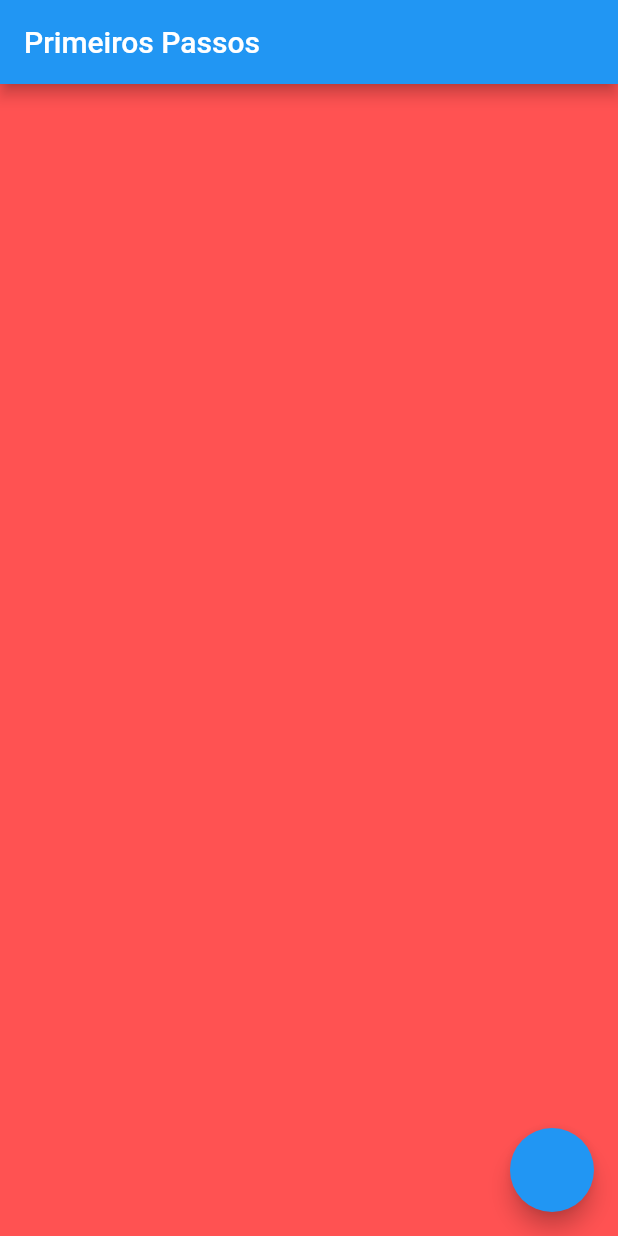
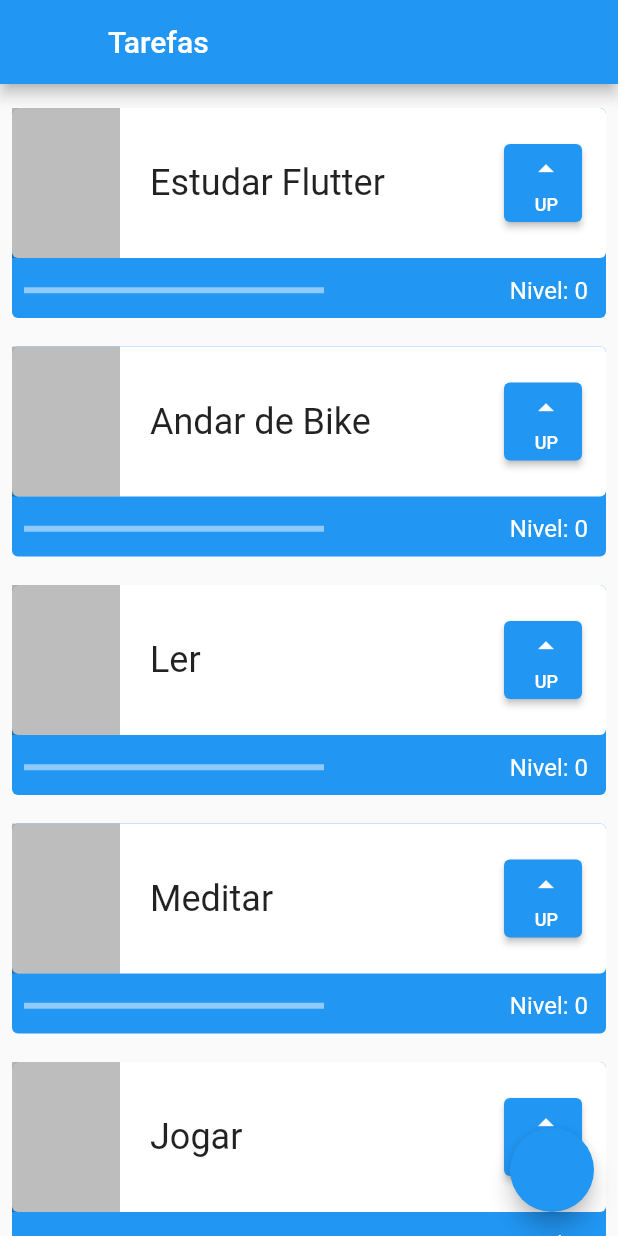
Before and after one commit to MontanoZ/flutterStudy, a Flutter app: the screen it shows after launch, on a phone screen of 412 x 824 dp. Run offline on Flutter 3.47's test engine with Material 2 defaults, Android fonts, the phone set to English and light mode, and no system bars.

Commit message:
layout feito a partir de outro projeto

```diff
--- a/lib/main.dart
+++ b/lib/main.dart
@@ -5,8 +5,9 @@ void main() {
 }
 
 class MyApp extends StatelessWidget {
-  const MyApp({super.key});
+  const MyApp({Key? key}) : super(key: key);
 
+  // This widget is the root of your application.
   @override
   Widget build(BuildContext context) {
     return MaterialApp(
@@ -16,9 +17,31 @@ class MyApp extends StatelessWidget {
       ),
       home: Scaffold(
         appBar: AppBar(
-          title: const Text('Primeiros Passos'),
+          title: const Text('Tarefas'),
+          leading: Container(),
         ),
-        body: Container(color: Colors.redAccent),
+        body: ListView(
+          children: const [
+            Padding(
+              padding: EdgeInsets.only(top: 8),
+              child: Tasks(
+                'Estudar Flutter',
+              ),
+            ),
+            Tasks(
+              'Andar de Bike',
+            ),
+            Tasks(
+              'Ler',
+            ),
+            Tasks(
+              'Meditar',
+            ),
+            Tasks(
+              'Jogar',
+            )
+          ],
+        ),
         floatingActionButton: FloatingActionButton(
           onPressed: () {},
         ),
@@ -26,3 +49,113 @@ class MyApp extends StatelessWidget {
     );
   }
 }
+
+class Tasks extends StatefulWidget {
+  final String nome;
+  const Tasks(this.nome,{Key? key}) : super(key: key);
+
+  @override
+  State<Tasks> createState() => _TasksState();
+}
+
+class _TasksState extends State<Tasks> {
+
+  @override
+  int nivel = 0;
+  Widget build(BuildContext context) {
+    return Padding(
+      padding: const EdgeInsets.all(8.0),
+      child: Container(
+        child: Stack(
+          children: [
+            Container(
+              decoration: BoxDecoration(
+                borderRadius: BorderRadius.circular(4),
+                color: Colors.blue,
+              ),
+              height: 140,
+            ),
+            Column(
+              mainAxisAlignment: MainAxisAlignment.spaceBetween,
+              children: [
+                Container(
+                  decoration: BoxDecoration(
+                    borderRadius: BorderRadius.circular(4),
+                    color: Colors.white,
+                  ),
+                  height: 100,
+                  child: Row(
+                    mainAxisAlignment: MainAxisAlignment.spaceBetween,
+                    crossAxisAlignment: CrossAxisAlignment.center,
+                    children: [
+                      Container(width: 72,height: 100,color: Colors.black26,),
+                      Container(
+                        width: 200,
+                        child: Text(
+                          widget.nome,
+                          style: const TextStyle(
+                              fontSize: 24,
+                              overflow: TextOverflow.ellipsis),
+                        ),
+                      ),
+                      Padding(
+                        padding: const EdgeInsets.all(16.0),
+                        child: Container(
+                          height: 52,
+                          width: 52,
+                          child: ElevatedButton(
+                            onPressed: (){
+                              setState((){
+                                nivel++;
+                              });
+
+                            },
+                            child: Column(
+                              mainAxisAlignment: MainAxisAlignment.spaceEvenly,
+                              crossAxisAlignment: CrossAxisAlignment.end,
+                              children: const [
+                                Icon(Icons.arrow_drop_up),
+                                Text(
+                                  'UP',
+                                  style: TextStyle(fontSize: 12),
+                                ),
+                              ],
+                            ),
+                          ),
+                        ),
+                      )
+                    ],
+                  ),
+                ),
+                Row(
+                  mainAxisAlignment: MainAxisAlignment.spaceBetween,
+                  children: [
+                    Padding(
+                      padding: const EdgeInsets.only(
+                        left: 8,
+                      ),
+                      child: Container(
+                        width: 200,
+                        child: LinearProgressIndicator(
+                          color: Colors.white,
+                          value: nivel/10,
+                        ),
+                      ),
+                    ),
+                    Padding(
+                      padding: const EdgeInsets.all(12.0),
+                      child: Text(
+                        'Nivel: $nivel',
+                        style: TextStyle(color: Colors.white, fontSize: 16),
+                      ),
+                    ),
+                  ],
+                )
+              ],
+            ),
+          ],
+        ),
+      ),
+    );
+  }
+}
```
Also changed, not shown: pubspec.yaml (+3 -5 lines), pubspec.lock, 11 other files.
